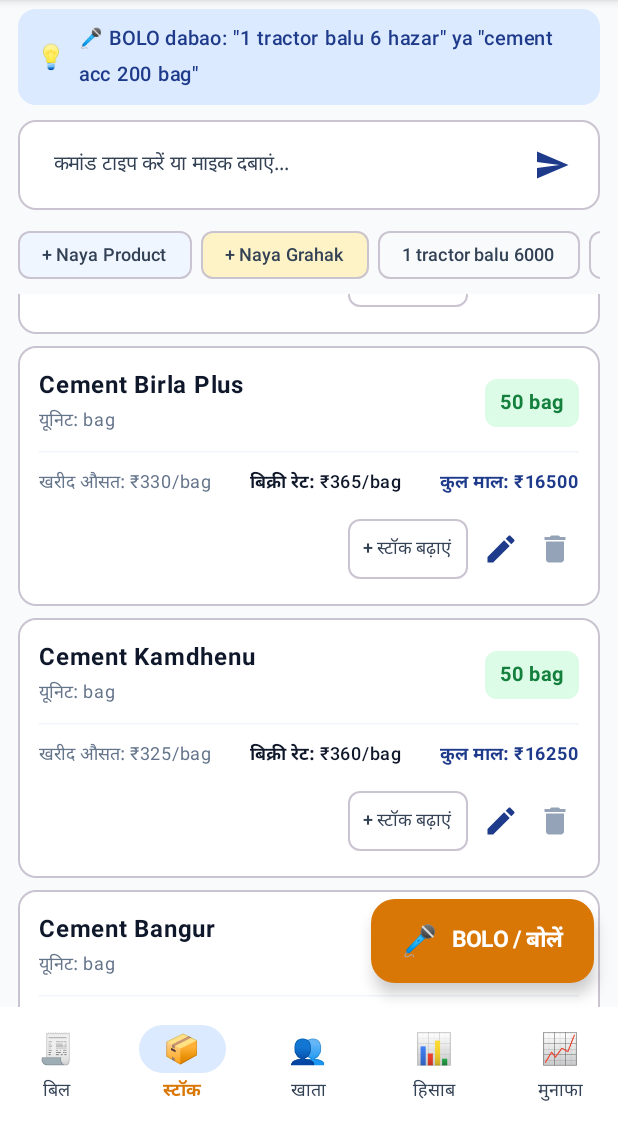
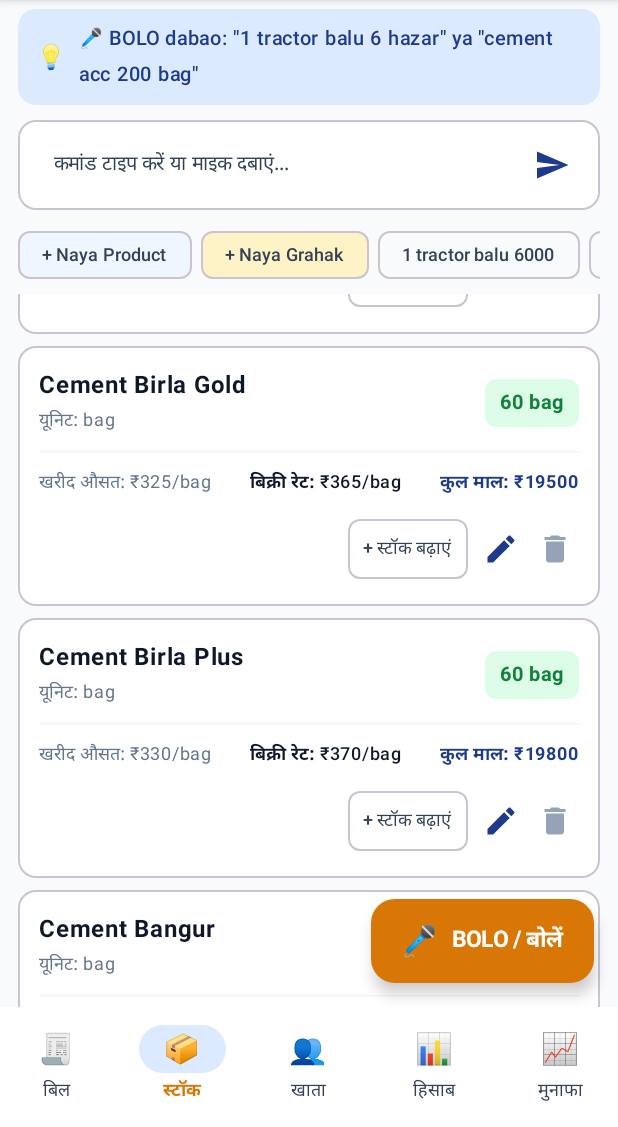
Before and after one commit to Digtales/rampyaretrader, an Android app built with Jetpack Compose: the screen it shows after launch (MainActivity), item 2 of the bottom bar chosen, scrolled down 665 dp, on a phone screen of 412 x 824 dp, the part 109-1236 px from its top. Run offline under Robolectric (Android 15) with nearby library versions, the phone set to English and light mode, and no system bars; our stand-ins replace Room's generated code.

Commit message:
Support Hindi ACC (एसीसी), distinct Birla Gold and Plus, Kamdhenu as Sariya, and Churi kg

```diff
--- a/app/src/main/java/com/rampyare/trader/MainActivity.kt
+++ b/app/src/main/java/com/rampyare/trader/MainActivity.kt
@@ -289,6 +289,24 @@ fun App(vm: VM = viewModel()) {
                     SuggestionChip(
                         onClick = { vm.handle("cement acc 200 bag") },
                         label = { Text("cement acc 200 bag", fontSize = 12.sp) }
+                    )
+                }
+                item {
+                    SuggestionChip(
+                        onClick = { vm.handle("cement birla gold 200 bag") },
+                        label = { Text("birla gold 200 bag", fontSize = 12.sp) }
+                    )
+                }
+                item {
+                    SuggestionChip(
+                        onClick = { vm.handle("cement birla plus 200 bag") },
+                        label = { Text("birla plus 200 bag", fontSize = 12.sp) }
+                    )
+                }
+                item {
+                    SuggestionChip(
+                        onClick = { vm.handle("kamdhenu 200 kg") },
+                        label = { Text("kamdhenu sariya 200kg", fontSize = 12.sp) }
                     )
                 }
                 item {
--- a/app/src/main/java/com/rampyare/trader/VM.kt
+++ b/app/src/main/java/com/rampyare/trader/VM.kt
@@ -54,12 +54,15 @@ class VM(app: Application) : AndroidViewModel(app) {
 
     init {
         viewModelScope.launch {
+            // Delete old "Cement Kamdhenu" if present in database (Kamdhenu is Sariya/steel)
+            dao.delItem("Cement Kamdhenu")
+
             listOf(
-                Item("Cement UltraTech", "bag", 100.0, 340.0, "ultratech,अल्ट्राटेक,ultra tech,cement,सीमेंट,seement", 380.0),
+                Item("Cement UltraTech", "bag", 100.0, 340.0, "ultratech,अल्ट्राटेक,ultra tech", 380.0),
                 Item("Cement Ambuja", "bag", 80.0, 330.0, "ambuja,अंबुजा", 370.0),
-                Item("Cement ACC", "bag", 60.0, 335.0, "acc,एसीसी,a c c", 375.0),
-                Item("Cement Birla Plus", "bag", 50.0, 330.0, "birla,बिरला,birla plus,mp birla,बिरला प्लस", 365.0),
-                Item("Cement Kamdhenu", "bag", 50.0, 325.0, "kamdhenu,कामधेनु,kamdhenu cement", 360.0),
+                Item("Cement ACC", "bag", 60.0, 335.0, "acc,एसीसी,ऐसीसी,a c c,a.c.c,एसिसी,acc cement", 375.0),
+                Item("Cement Birla Gold", "bag", 60.0, 325.0, "birla gold,बिरला गोल्ड,गोल्ड,gold,mp birla gold,birla cement gold", 365.0),
+                Item("Cement Birla Plus", "bag", 60.0, 330.0, "birla plus,बिरला प्लस,प्लस,plus,mp birla plus,birla cement plus", 370.0),
                 Item("Cement Bangur", "bag", 40.0, 320.0, "bangur,बांगुर", 355.0),
                 Item("Cement JK Super", "bag", 40.0, 330.0, "jk,jk super,जेके,जे के,jk cement", 370.0),
                 Item("Cement Shree", "bag", 40.0, 325.0, "shree,श्री,shree cement,jung rodhak", 365.0),
@@ -67,9 +70,17 @@ class VM(app: Application) : AndroidViewModel(app) {
                 Item("Gitti 20mm", "tractor", 6.0, 6500.0, "gitti,गिट्टी,stone,रोड़ी,gitti 20mm", 7500.0),
                 Item("Gitti 10mm", "tractor", 4.0, 6000.0, "gitti 10mm,10mm,गिट्टी 10mm,बारीक गिट्टी", 7000.0),
                 Item("Churi (Stone Dust)", "kg", 5000.0, 3.0, "churi,चूरी,चुरी,चूड़ी,choori,stone dust,dust,डस्ट", 4.0),
+                Item("Kamdhenu Sariya (TMT)", "kg", 1000.0, 64.0, "kamdhenu,कामधेनु,कामधेनू,kamdhenu sariya,कामधेनु सरिया,kamdhenu tmt,kamdhenu steel,kamdhenu loha", 70.0),
                 Item("Sariya (TMT)", "kg", 800.0, 62.0, "sariya,सरिया,iron,tmt,loha,लोहा", 68.0),
                 Item("Brick (ईंट)", "pcs", 5000.0, 7.5, "brick,bricks,eent,ईंट,ईट,इंट", 9.0)
-            ).forEach { if (dao.item(it.name) == null) dao.put(it) }
+            ).forEach { item ->
+                val existing = dao.item(item.name)
+                if (existing == null) {
+                    dao.put(item)
+                } else if (item.name.contains("Birla") || item.name.contains("ACC") || item.name.contains("UltraTech")) {
+                    dao.put(item.copy(stock = existing.stock, avgCost = existing.avgCost, sellRate = existing.sellRate))
+                }
+            }
         }
     }
 
```
Also changed, not shown: app/src/main/java/com/rampyare/trader/Parser.kt (+70 -18 lines).
